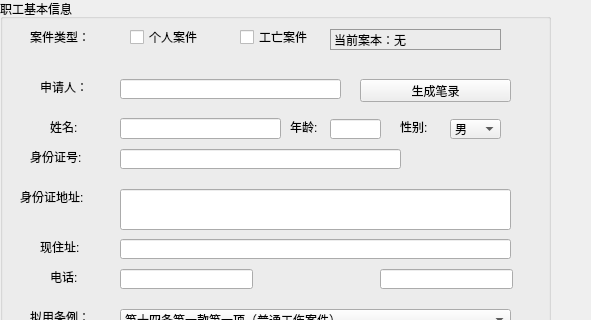
The window that main_window.ui (lvguang98/test1.0) describes before a commit, drawn with Qt 5; both pictures show x 0 to 591 and y 191 to 511 of the 1158 by 851 pixel window.
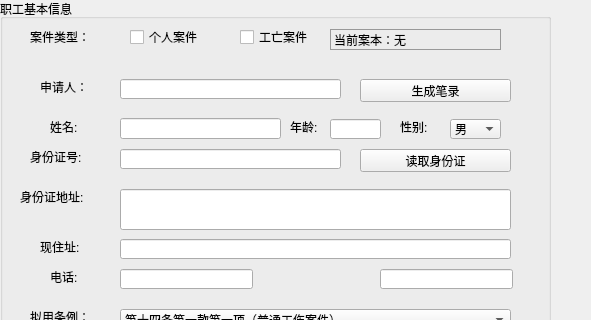
The same window after the commit.

```diff
--- a/main_window.ui
+++ b/main_window.ui
@@ -272,7 +272,7 @@
       <rect>
        <x>120</x>
        <y>150</y>
-       <width>281</width>
+       <width>221</width>
        <height>20</height>
       </rect>
      </property>
@@ -607,6 +607,19 @@
       <string>当前案本：无</string>
      </property>
     </widget>
+    <widget class="QPushButton" name="btn_read_id_card">
+     <property name="geometry">
+      <rect>
+       <x>360</x>
+       <y>150</y>
+       <width>151</width>
+       <height>23</height>
+      </rect>
+     </property>
+     <property name="text">
+      <string>读取身份证</string>
+     </property>
+    </widget>
    </widget>
    <widget class="QGroupBox" name="groupBox_interview_type">
     <property name="geometry">
```
Left out of the diff: 4 changed lines with no effect on the pictures.
